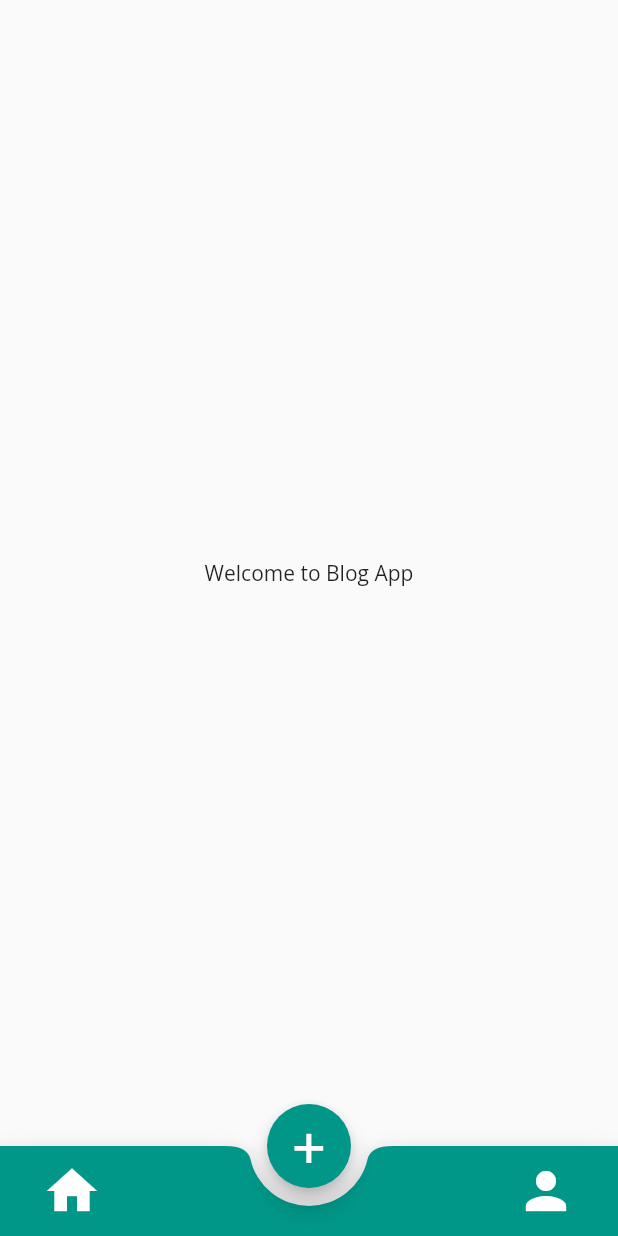
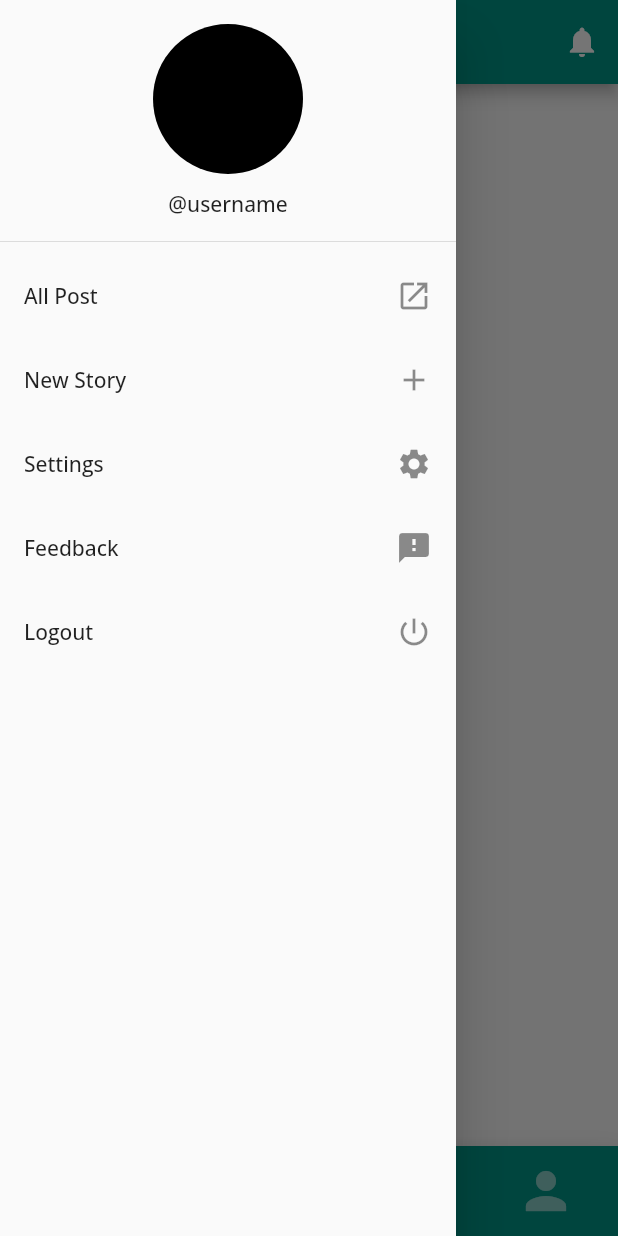
Before and after one commit to abhisheksudhir/blog-app-using-flutter-and-node-, a Flutter app: the HomePage screen opened by its route, with the side drawer open (before the commit the screen has no drawer), on a phone screen of 412 x 824 dp. Run offline on Flutter 3.47's test engine with Material 2 defaults, Android fonts, the phone set to English and light mode, and no system bars; our stand-ins replace flutter_secure_storage, google_fonts, logger; missing offline and left inert: flutter_facebook_login; accounts and stored records are empty.

```diff
--- a/blog_app/lib/pages/HomePage.dart
+++ b/blog_app/lib/pages/HomePage.dart
@@ -1,4 +1,7 @@
 import 'package:flutter/material.dart';
+
+import 'package:blog_app/screen/HomeScreen.dart';
+import 'package:blog_app/screen/ProfileScreen.dart';
 
 class HomePage extends StatefulWidget {
   static const routeName = '/home';
@@ -8,9 +11,75 @@ class HomePage extends StatefulWidget {
 }
 
 class _HomePageState extends State<HomePage> {
+  int currentState = 0;
+  List<Widget> widgets = [HomeScreen(), ProfileScreen()];
+  List<String> titleString = ["Home Page", "Profile Page"];
+
   @override
   Widget build(BuildContext context) {
     return Scaffold(
+      appBar: AppBar(
+        backgroundColor: Colors.teal,
+        title: Text(
+          titleString[currentState],
+        ),
+        centerTitle: true,
+        actions: <Widget>[
+          IconButton(
+            icon: Icon(Icons.notifications),
+            onPressed: () {},
+          ),
+        ],
+      ),
+      drawer: Drawer(
+        child: ListView(
+          children: <Widget>[
+            DrawerHeader(
+              child: Column(
+                children: <Widget>[
+                  Container(
+                    height: 100,
+                    width: 100,
+                    decoration: BoxDecoration(
+                      color: Colors.black,
+                      borderRadius: BorderRadius.circular(50),
+                    ),
+                  ),
+                  SizedBox(
+                    height: 10,
+                  ),
+                  Text("@username"),
+                ],
+              ),
+            ),
+            ListTile(
+              title: Text("All Post"),
+              trailing: Icon(Icons.launch),
+              onTap: () {},
+            ),
+            ListTile(
+              title: Text("New Story"),
+              trailing: Icon(Icons.add),
+              onTap: () {},
+            ),
+            ListTile(
+              title: Text("Settings"),
+              trailing: Icon(Icons.settings),
+              onTap: () {},
+            ),
+            ListTile(
+              title: Text("Feedback"),
+              trailing: Icon(Icons.feedback),
+              onTap: () {},
+            ),
+            ListTile(
+              title: Text("Logout"),
+              trailing: Icon(Icons.power_settings_new),
+              onTap: () {},
+            ),
+          ],
+        ),
+      ),
       floatingActionButtonLocation: FloatingActionButtonLocation.centerDocked,
       floatingActionButton: FloatingActionButton(
         backgroundColor: Colors.teal,
@@ -35,17 +104,21 @@ class _HomePageState extends State<HomePage> {
               children: <Widget>[
                 IconButton(
                   icon: Icon(Icons.home),
-                  color: Colors.white,
+                  color: currentState == 0 ? Colors.white : Colors.white54,
                   onPressed: () {
-                    null;
+                    setState(() {
+                      currentState = 0;
+                    });
                   },
                   iconSize: 40,
                 ),
                 IconButton(
                   icon: Icon(Icons.person),
-                  color: Colors.white,
+                  color: currentState == 1 ? Colors.white : Colors.white54,
                   onPressed: () {
-                    null;
+                    setState(() {
+                      currentState = 1;
+                    });
                   },
                   iconSize: 40,
                 )
@@ -54,11 +127,7 @@ class _HomePageState extends State<HomePage> {
           ),
         ),
       ),
-      body: SafeArea(
-        child: Center(
-          child: Text("Welcome to Blog App"),
-        ),
-      ),
+      body: widgets[currentState],
     );
   }
 }
--- /dev/null
+++ b/blog_app/lib/screen/HomeScreen.dart
@@ -0,0 +1,17 @@
+import 'package:flutter/material.dart';
+
+class HomeScreen extends StatefulWidget {
+  @override
+  _HomeScreenState createState() => _HomeScreenState();
+}
+
+class _HomeScreenState extends State<HomeScreen> {
+  @override
+  Widget build(BuildContext context) {
+    return Scaffold(
+      body: Center(
+        child: Text("Home Page"),
+      ),
+    );
+  }
+}
--- /dev/null
+++ b/blog_app/lib/screen/ProfileScreen.dart
@@ -0,0 +1,17 @@
+import 'package:flutter/material.dart';
+
+class ProfileScreen extends StatefulWidget {
+  @override
+  _ProfileScreenState createState() => _ProfileScreenState();
+}
+
+class _ProfileScreenState extends State<ProfileScreen> {
+  @override
+  Widget build(BuildContext context) {
+    return Scaffold(
+      body: Center(
+        child: Text("Profile Page"),
+      ),
+    );
+  }
+}
```
